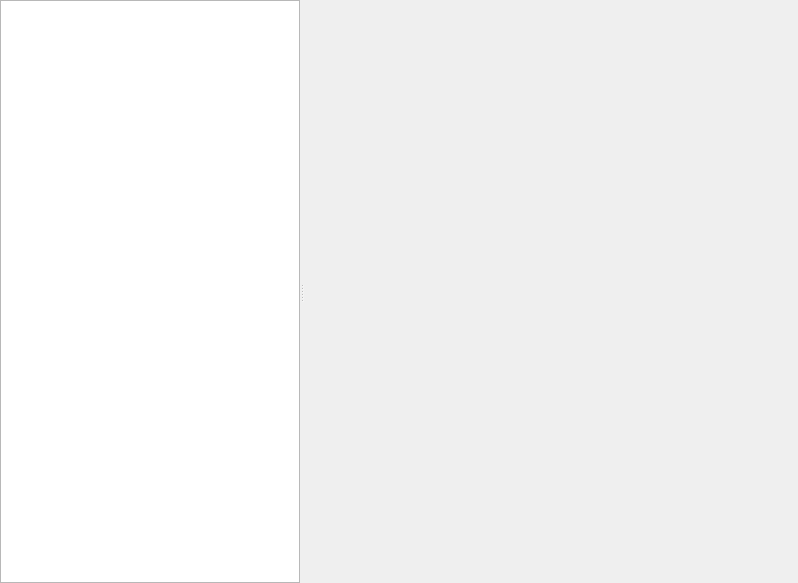
First picture: the form in n_image_widget.ui, repository h13i32maru/navyjs-legacy2, before the edit.
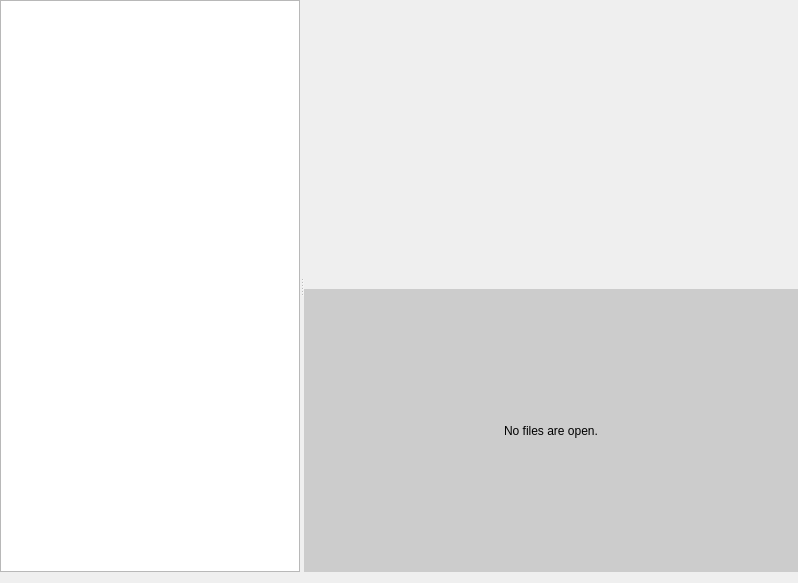
Second picture: the form after the edit. Custom widgets are drawn as their Qt base class.

```diff
--- a/n_image_widget.ui
+++ b/n_image_widget.ui
@@ -23,9 +23,6 @@
    <property name="rightMargin">
     <number>0</number>
    </property>
-   <property name="bottomMargin">
-    <number>0</number>
-   </property>
    <item>
     <widget class="QSplitter" name="splitter">
      <property name="orientation">
@@ -54,6 +51,9 @@
        <bool>false</bool>
       </attribute>
      </widget>
+     <widget class="QWidget" name="layoutWidget">
+      <layout class="QVBoxLayout" name="verticalLayout">
+       <item>
      <widget class="QTabWidget" name="fileTabWidget">
       <property name="currentIndex">
        <number>-1</number>
@@ -67,6 +67,30 @@
       <property name="movable">
        <bool>true</bool>
       </property>
+        </widget>
+       </item>
+       <item>
+        <widget class="QLabel" name="tabBackgroundWidget">
+         <property name="sizePolicy">
+          <sizepolicy hsizetype="Expanding" vsizetype="Expanding">
+           <horstretch>0</horstretch>
+           <verstretch>0</verstretch>
+          </sizepolicy>
+         </property>
+         <property name="styleSheet">
+          <string notr="true">QLabel {
+  background:#cccccc;
+}</string>
+         </property>
+         <property name="text">
+          <string>No files are open.</string>
+         </property>
+         <property name="alignment">
+          <set>Qt::AlignCenter</set>
+         </property>
+        </widget>
+       </item>
+      </layout>
      </widget>
     </widget>
    </item>
```
Lines whose indentation alone changed are shown as unchanged.
